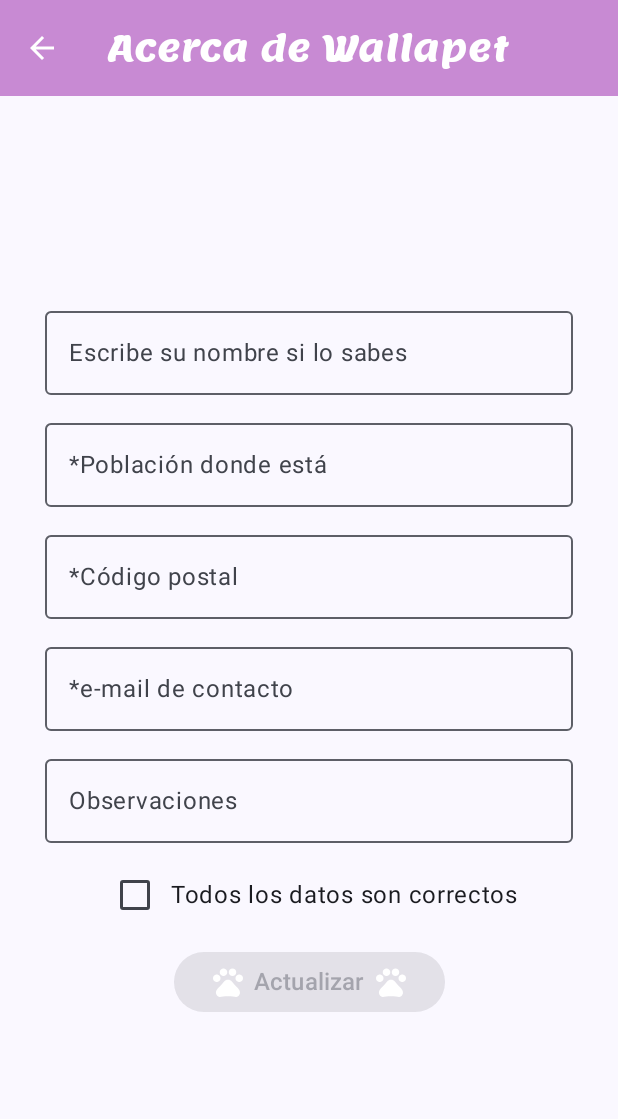
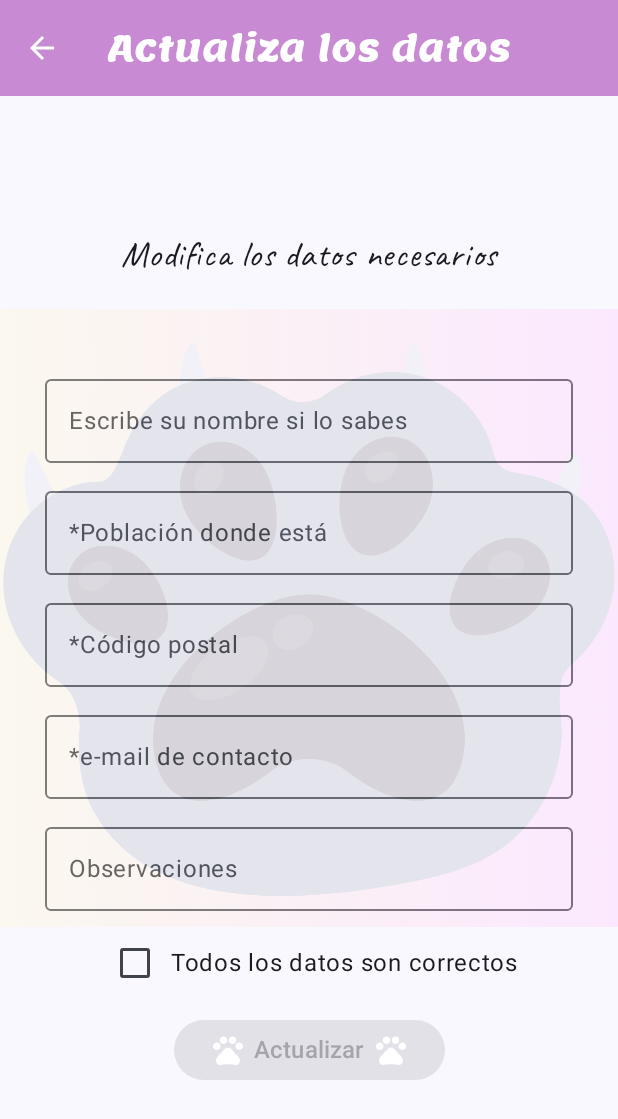
Before and after one commit to jessifiteuax/WallaPetApp, an Android app built with Jetpack Compose: the composable PantallaUpdateMascota called with empty values, on a phone screen of 412 x 824 dp. Shown: the top 1119 px of the screen. Run offline under Robolectric (Android 15) with nearby library versions, the phone set to English and light mode, and no system bars; our stand-ins replace Dagger/Hilt's generated code, Room's generated code.

Commit message:
cambios de diseño

```diff
--- a/app/src/main/java/com/example/wallapetapp/components/AdvertenciaFormulario.kt
+++ b/app/src/main/java/com/example/wallapetapp/components/Advertencia.kt
@@ -4,7 +4,6 @@
 import androidx.compose.material.Button
 import androidx.compose.material.ButtonDefaults
 import androidx.compose.material.Text
-import androidx.compose.material3.ListItemDefaults.contentColor
 import androidx.compose.runtime.Composable
 import androidx.compose.ui.graphics.Color
 
--- a/app/src/main/java/com/example/wallapetapp/components/CamposEntrarDatos.kt
+++ b/app/src/main/java/com/example/wallapetapp/components/CamposEntrarDatos.kt
@@ -64,7 +64,6 @@
 
     Box{
         Row(
-            //modifier = Modifier.padding(10.dp),
             verticalAlignment = Alignment.CenterVertically,
             horizontalArrangement = Arrangement.Center,
             ) {
--- a/app/src/main/java/com/example/wallapetapp/components/ComponentesBarra.kt
+++ b/app/src/main/java/com/example/wallapetapp/components/ComponentesBarra.kt
@@ -30,15 +30,3 @@
 fun textoBarraBottom(texto: String){
     Text(text = texto, fontSize = 12.sp, color = Color.White, fontFamily = LemonFamily)
 }
-
-@Composable
-fun iconoBarraUpdate(
-    navigateBack: () -> Unit
-) {
-    IconButton(onClick = { navigateBack})
-    {
-        Icon(imageVector = Icons.Filled.ArrowBack,
-            contentDescription = null,
-            tint = Color.White)
-    }
-}
--- a/app/src/main/java/com/example/wallapetapp/components/TextosPantallas.kt
+++ b/app/src/main/java/com/example/wallapetapp/components/TextosPantallas.kt
@@ -60,3 +60,11 @@
         fontFamily = CaveatFamily
     )
 }
+@Composable
+fun TextoUpdateMascota() {
+    Text(
+        text = stringResource(R.string.modifica_los_datos_necesarios),
+        fontSize = 24.sp,
+        fontFamily = CaveatFamily
+    )
+}
--- a/app/src/main/java/com/example/wallapetapp/navegacion/Navigation.kt
+++ b/app/src/main/java/com/example/wallapetapp/navegacion/Navigation.kt
@@ -46,11 +46,12 @@
             )
         ) { backStackEntry ->
             val mascotaId = backStackEntry.arguments?.getInt("mascotaId") ?: 0
-            PantallaUpdateMascota(
+            PantallaUpdateMascota(navController,
                 mascotaId = mascotaId,
                 navigateBack = {
                     navController.popBackStack()
-                }
+                },
+
             )
         }
     }
--- a/app/src/main/java/com/example/wallapetapp/pantallas/PantallaUpdateMascota.kt
+++ b/app/src/main/java/com/example/wallapetapp/pantallas/PantallaUpdateMascota.kt
@@ -1,6 +1,7 @@
 package com.example.wallapetapp.pantallas
 
 import androidx.compose.foundation.layout.Arrangement
+import androidx.compose.foundation.layout.Box
 import androidx.compose.foundation.layout.Column
 import androidx.compose.foundation.layout.PaddingValues
 import androidx.compose.foundation.layout.Spacer
@@ -11,8 +12,6 @@
 import androidx.compose.foundation.verticalScroll
 import androidx.compose.material.icons.Icons
 import androidx.compose.material.icons.filled.Pets
-import androidx.compose.material.icons.filled.ThumbUpOffAlt
-import androidx.compose.material.icons.outlined.Pets
 import androidx.compose.material3.Button
 import androidx.compose.material3.ButtonDefaults
 import androidx.compose.material3.CenterAlignedTopAppBar
@@ -30,21 +29,23 @@
 import androidx.compose.ui.unit.dp
 import androidx.compose.ui.unit.sp
 import androidx.hilt.navigation.compose.hiltViewModel
+import androidx.navigation.NavHostController
 import com.example.wallapetapp.R
 import com.example.wallapetapp.components.CampoTexto
 import com.example.wallapetapp.components.CampoTextoNum
+import com.example.wallapetapp.components.ImagenLogo
+import com.example.wallapetapp.components.TextoUpdateMascota
 import com.example.wallapetapp.components.checkDatosOK
 import com.example.wallapetapp.components.iconoBarra
-import com.example.wallapetapp.components.iconoBarraUpdate
 import com.example.wallapetapp.components.textoBarra
 import com.example.wallapetapp.domain.model.Mascota
-import com.example.wallapetapp.navegacion.BarraNav
 import com.example.wallapetapp.ui.theme.WallaColTopBar
 import com.example.wallapetapp.vm.MascotasViewModel
 
 @OptIn(ExperimentalMaterial3Api::class)
 @Composable
 fun PantallaUpdateMascota(
+    navHostController: NavHostController,
     viewModel: MascotasViewModel = hiltViewModel(),
     mascotaId: Int,
     navigateBack: () -> Unit
@@ -56,12 +57,12 @@
     Scaffold(
         topBar = {
             CenterAlignedTopAppBar(
-                title = { textoBarra(texto = stringResource(R.string.acerca_de_wallapet)) },
+                title = { textoBarra(texto = stringResource(R.string.actualiza_datos)) },
                 colors = TopAppBarDefaults.centerAlignedTopAppBarColors(
                     containerColor = WallaColTopBar
                 ),
                 navigationIcon = {
-                    iconoBarraUpdate(navigateBack)
+                    iconoBarra(navHostController)
                 }
             )
         },
@@ -113,8 +114,9 @@
         verticalArrangement = Arrangement.Center,
         horizontalAlignment = Alignment.CenterHorizontally
     ) {
-        val estaChecked: Boolean
 
+        TextoUpdateMascota()
+        Spacer(modifier = Modifier.padding(30.dp))
         CampoTexto(
             mascota.nombre,
             { nombre -> updateNombre(nombre) },
@@ -141,7 +143,7 @@
             stringResource(R.string.observaciones)
         )
         Spacer(modifier = Modifier.padding(5.dp))
-        estaChecked = checkDatosOK(mascota.poblacion, mascota.codPostal, mascota.mail)
+        val estaChecked: Boolean = checkDatosOK(mascota.poblacion, mascota.codPostal, mascota.mail)
 
         Button(
             onClick = {
@@ -172,6 +174,11 @@
                 contentDescription = ""
             )
         }
-
+    }
+    Box(
+        Modifier.fillMaxSize(),
+        contentAlignment = Alignment.Center
+    ) {
+        ImagenLogo()
     }
 }
--- a/app/src/main/res/values/strings.xml
+++ b/app/src/main/res/values/strings.xml
@@ -28,4 +28,6 @@
     <string name="home" translatable="false">Home</string>
     <string name="Filtrar_codigo_postal">Filtrar por código postal</string>
     <string name="actualizar">Actualizar</string>
+    <string name="actualiza_datos">Actualiza los datos</string>
+    <string name="modifica_los_datos_necesarios">Modifica los datos necesarios</string>
 </resources>
```
Also changed, not shown: app/src/main/java/com/example/wallapetapp/components/MascotaCard.kt (+13 -2 lines), 2 other files.
